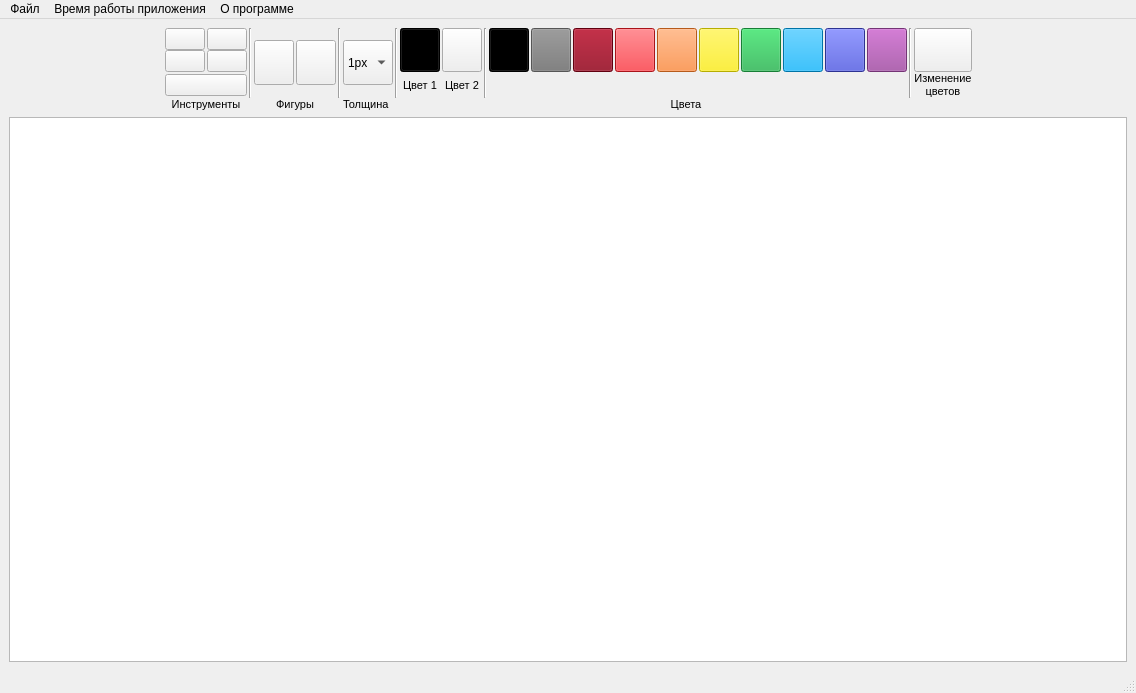
First picture: the form in QTLabs/Lab_07_Paint/paint/mainwindow.ui, repository voodzz/qt_labs, before the edit.
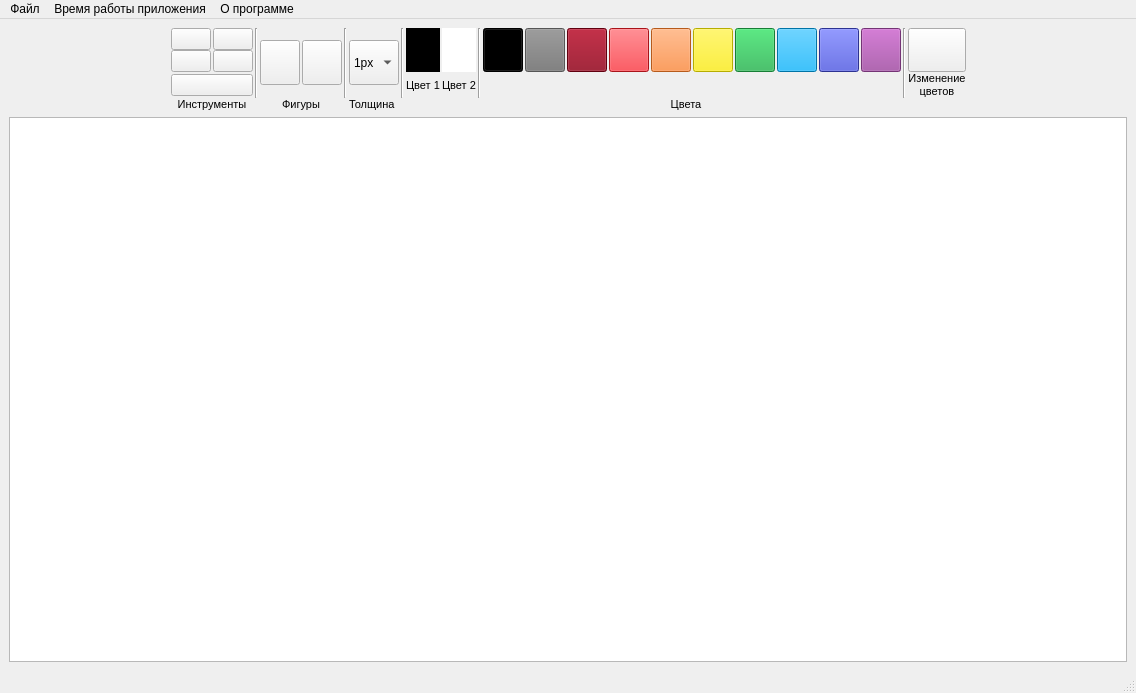
Second picture: the form after the edit. Icons and pictures are not drawn.

Patch:
```diff
--- a/QTLabs/Lab_07_Paint/paint/mainwindow.ui
+++ b/QTLabs/Lab_07_Paint/paint/mainwindow.ui
@@ -61,6 +61,9 @@
         <property name="text">
          <string/>
         </property>
+        <property name="checkable">
+         <bool>false</bool>
+        </property>
        </widget>
       </item>
       <item row="0" column="21" rowspan="4">
@@ -90,6 +93,9 @@
         <property name="text">
          <string/>
         </property>
+        <property name="checkable">
+         <bool>false</bool>
+        </property>
        </widget>
       </item>
       <item row="0" column="22" rowspan="2">
@@ -153,6 +159,9 @@
         <property name="text">
          <string/>
         </property>
+        <property name="checkable">
+         <bool>false</bool>
+        </property>
        </widget>
       </item>
       <item row="1" column="0">
@@ -197,6 +206,10 @@
           <height>45</height>
          </size>
         </property>
+        <property name="styleSheet">
+         <string notr="true">background-color: rgb(255, 255, 255);
+border: none;</string>
+        </property>
         <property name="text">
          <string/>
         </property>
@@ -253,6 +266,9 @@
         <property name="text">
          <string/>
         </property>
+        <property name="checkable">
+         <bool>false</bool>
+        </property>
        </widget>
       </item>
       <item row="4" column="8" colspan="15">
@@ -305,6 +321,9 @@
         <property name="text">
          <string/>
         </property>
+        <property name="checkable">
+         <bool>false</bool>
+        </property>
        </widget>
       </item>
       <item row="0" column="13" rowspan="3">
@@ -327,6 +346,9 @@
         <property name="text">
          <string/>
         </property>
+        <property name="checkable">
+         <bool>false</bool>
+        </property>
        </widget>
       </item>
       <item row="0" column="15" rowspan="3">
@@ -349,6 +371,9 @@
         <property name="text">
          <string/>
         </property>
+        <property name="checkable">
+         <bool>false</bool>
+        </property>
        </widget>
       </item>
       <item row="0" column="7" rowspan="4">
@@ -431,6 +456,9 @@
         <property name="text">
          <string/>
         </property>
+        <property name="checkable">
+         <bool>false</bool>
+        </property>
        </widget>
       </item>
       <item row="4" column="0" colspan="2">
@@ -560,6 +588,9 @@
         <property name="text">
          <string/>
         </property>
+        <property name="checkable">
+         <bool>false</bool>
+        </property>
        </widget>
       </item>
       <item row="0" column="8" rowspan="2">
@@ -578,7 +609,7 @@
         </property>
         <property name="styleSheet">
          <string notr="true">background-color: rgb(0, 0, 0);
-</string>
+border: none;</string>
         </property>
         <property name="text">
          <string/>
@@ -586,6 +617,9 @@
         <property name="checkable">
          <bool>true</bool>
         </property>
+        <property name="checked">
+         <bool>false</bool>
+        </property>
        </widget>
       </item>
       <item row="1" column="1">
@@ -636,6 +670,9 @@
         <property name="text">
          <string/>
         </property>
+        <property name="checkable">
+         <bool>false</bool>
+        </property>
        </widget>
       </item>
       <item row="0" column="0">
```
Left out of the diff: 47 changed lines with no effect on the pictures.
